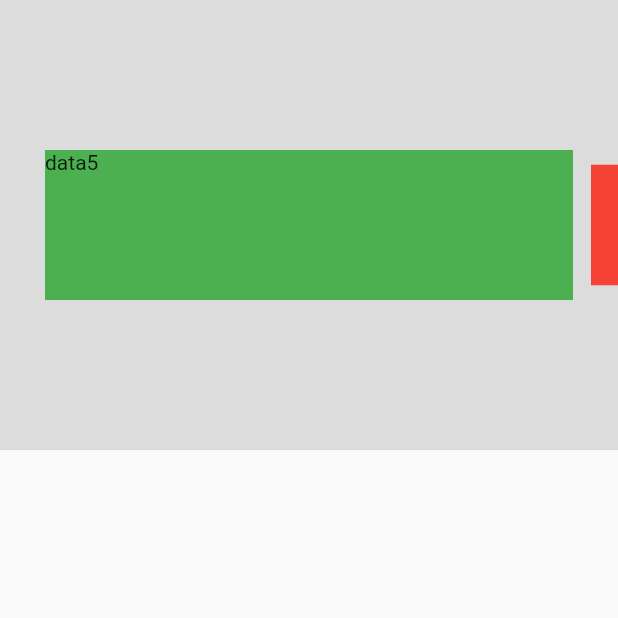
After one commit to Tecode/flutter_widget, a Flutter app: the screen it shows after launch, after a tap on "具有缩放效果的轮播图", on a phone screen of 412 x 824 dp, the top half of it. The commit adds this screen. Run offline on Flutter 3.47's test engine with Material 2 defaults, Android fonts, the phone set to English and light mode, and no system bars; our stand-ins replace audioplayers, flare_flutter, flutter_sticky_header, video_player; network calls fail.

Commit message:
缩放效果的轮播卡片

```diff
--- a/lib/flutterApp.dart
+++ b/lib/flutterApp.dart
@@ -12,6 +12,7 @@ import 'package:flutter_widget/routers/StickTab.dart';
 import 'package:flutter_widget/routers/PlatformChannel.dart';
 import 'package:flutter_widget/routers/Animationted.dart';
 import 'package:flutter_widget/routers/VideoPictureInPicture.dart';
+import 'package:flutter_widget/routers/carousel_zoom.dart';
 
 class FlutterApp extends StatelessWidget {
   @override
@@ -34,6 +35,19 @@ class FlutterApp extends StatelessWidget {
                     context,
                     MaterialPageRoute(
                         builder: (context) => const LoginVideo()));
+              },
+            ),
+            ListTile(
+              title: Text("具有缩放效果的轮播图"),
+              trailing: Icon(
+                Icons.keyboard_arrow_right,
+                color: Colors.black,
+              ),
+              onTap: () {
+                Navigator.push(
+                    context,
+                    MaterialPageRoute(
+                        builder: (context) => const CarouselZoom()));
               },
             ),
             ListTile(
--- a/lib/routers/StackNavBar.dart
+++ b/lib/routers/StackNavBar.dart
@@ -55,6 +55,7 @@ class _StackStackNavBarState extends State<StackNavBar>
             children: <Widget>[
               ListView.builder(
                 itemCount: 100,
+                padding: EdgeInsets.zero,
                 itemBuilder: (BuildContext context, int index) => Container(
                   height: 150,
                   color: Color((Random().nextDouble() * 0xFFFFFF).toInt() << 0)
--- a/lib/routers/StickTab.dart
+++ b/lib/routers/StickTab.dart
@@ -36,9 +36,7 @@ class _StickTabState extends State<StickTab> {
                   forceElevated: innerBoxIsScrolled,
                   bottom: TabBar(
                     tabs: _allPages
-                        .map<Widget>(
-                          (String value) => Tab(text: value),
-                        )
+                        .map<Widget>((String value) => Tab(text: value))
                         .toList(),
                   ),
                 ),
@@ -71,10 +69,11 @@ class _StickTabState extends State<StickTab> {
                             delegate: SliverChildBuilderDelegate(
                               (BuildContext context, int index) {
                                 return Padding(
+                                  key: ValueKey('1'),
                                   padding: const EdgeInsets.symmetric(
                                     vertical: 8.0,
                                   ),
-                                  child: Text('data'),
+                                  child: Text('data $index'),
                                 );
                               },
                               childCount: 350,
--- /dev/null
+++ b/lib/routers/carousel_zoom.dart
@@ -0,0 +1,242 @@
+import 'dart:math' as math;
+import 'package:flutter/material.dart';
+
+const _horizontalPadding = 32.0;
+const _carouselItemMargin = 8.0;
+const _horizontalDesktopPadding = 81.0;
+const _carouselHeightMin = 200.0 + 2 * _carouselItemMargin;
+const _desktopCardsPerPage = 4;
+
+class CarouselZoom extends StatefulWidget {
+  const CarouselZoom();
+  @override
+  _CarouselZoomState createState() => _CarouselZoomState();
+}
+
+class _CarouselZoomState extends State<CarouselZoom>
+    with SingleTickerProviderStateMixin {
+  AnimationController _animationController;
+
+  @override
+  void initState() {
+    super.initState();
+    _animationController = AnimationController(
+      vsync: this,
+      duration: const Duration(milliseconds: 800),
+    );
+  }
+
+  @override
+  Widget build(BuildContext context) {
+    return Scaffold(
+      body: Stack(
+        children: <Widget>[
+          Container(
+            width: MediaQuery.of(context).size.width,
+            height: 300.0,
+            color: Colors.black12,
+            child: _Carousel(
+              children: <Widget>[
+                Container(
+                  color: Colors.green,
+                  width: MediaQuery.of(context).size.width - 60,
+                  height: 100.0,
+                  child: Text('data5'),
+                ),
+                Container(
+                  color: Colors.red,
+                  width: MediaQuery.of(context).size.width - 60,
+                  height: 100.0,
+                ),
+                Container(
+                  color: Colors.blue,
+                  width: MediaQuery.of(context).size.width - 60,
+                  height: 100.0,
+                ),
+              ],
+              animationController: _animationController,
+            ),
+          ),
+        ],
+      ),
+    );
+  }
+}
+
+class _Carousel extends StatefulWidget {
+  const _Carousel({
+    Key key,
+    this.children,
+    this.animationController,
+  }) : super(key: key);
+
+  final List<Widget> children;
+  final AnimationController animationController;
+
+  @override
+  _CarouselState createState() => _CarouselState();
+}
+
+class _CarouselState extends State<_Carousel>
+    with SingleTickerProviderStateMixin {
+  PageController _controller;
+  int _currentPage = 0;
+
+  @override
+  void didChangeDependencies() {
+    super.didChangeDependencies();
+    if (_controller == null) {
+      // The viewPortFraction is calculated as the width of the device minus the
+      // padding.
+      final width = MediaQuery.of(context).size.width;
+      final padding = (_horizontalPadding * 2) - (_carouselItemMargin * 2);
+      _controller = PageController(
+        initialPage: _currentPage,
+        viewportFraction: (width - padding) / width,
+      );
+    }
+  }
+
+  @override
+  void dispose() {
+    _controller.dispose();
+    super.dispose();
+  }
+
+  Widget builder(int index) {
+    final carouselCard = AnimatedBuilder(
+      animation: _controller,
+      builder: (context, child) {
+        double value;
+        if (_controller.position.haveDimensions) {
+          value = _controller.page - index;
+        } else {
+          // If haveDimensions is false, use _currentPage to calculate value.
+          value = (_currentPage - index).toDouble();
+        }
+        // We want the peeking cards to be 160 in height and 0.38 helps
+        // achieve that.
+        value = (1 - (value.abs() * .38)).clamp(0, 1).toDouble();
+        value = Curves.easeOut.transform(value);
+
+        return Center(
+          child: Transform(
+            transform: Matrix4.diagonal3Values(1.0, value, 1.0),
+            alignment: Alignment.center,
+            child: child,
+          ),
+        );
+      },
+      child: widget.children[index],
+    );
+    return carouselCard;
+  }
+
+  @override
+  Widget build(BuildContext context) {
+    return _AnimatedCarousel(
+      child: PageView.builder(
+        // Makes integration tests possible.
+        key: const ValueKey('studyDemoList'),
+        onPageChanged: (value) {
+          setState(() {
+            _currentPage = value;
+          });
+        },
+        controller: _controller,
+        itemCount: widget.children.length,
+        itemBuilder: (context, index) => builder(index),
+        allowImplicitScrolling: true,
+      ),
+      controller: widget.animationController,
+    );
+  }
+}
+
+class _AnimatedCarouselCard extends StatelessWidget {
+  _AnimatedCarouselCard({
+    Key key,
+    @required this.child,
+    @required this.controller,
+  })  : startPaddingAnimation = Tween(
+          begin: _horizontalPadding,
+          end: 0.0,
+        ).animate(
+          CurvedAnimation(
+            parent: controller,
+            curve: const Interval(
+              0.900,
+              1.000,
+              curve: Curves.ease,
+            ),
+          ),
+        ),
+        super(key: key);
+
+  final Widget child;
+  final AnimationController controller;
+  final Animation<double> startPaddingAnimation;
+
+  @override
+  Widget build(BuildContext context) {
+    return AnimatedBuilder(
+      animation: controller,
+      builder: (context, child) {
+        return Padding(
+          padding: EdgeInsetsDirectional.only(
+            start: startPaddingAnimation.value,
+          ),
+          child: child,
+        );
+      },
+      child: child,
+    );
+  }
+}
+
+double _carouselHeight(double scaleFactor, BuildContext context) => math.max(
+    _carouselHeightMin * MediaQuery.of(context).textScaleFactor * scaleFactor,
+    _carouselHeightMin);
+
+class _AnimatedCarousel extends StatelessWidget {
+  _AnimatedCarousel({
+    Key key,
+    @required this.child,
+    @required this.controller,
+  })  : startPositionAnimation = Tween(
+          begin: 1.0,
+          end: 0.0,
+        ).animate(
+          CurvedAnimation(
+            parent: controller,
+            curve: const Interval(
+              0.200,
+              0.800,
+              curve: Curves.ease,
+            ),
+          ),
+        ),
+        super(key: key);
+
+  final Widget child;
+  final AnimationController controller;
+  final Animation<double> startPositionAnimation;
+
+  @override
+  Widget build(BuildContext context) {
+    return LayoutBuilder(builder: (context, constraints) {
+      print(_carouselHeight(.4, context));
+      return AnimatedBuilder(
+        animation: controller,
+        builder: (context, child) {
+          return child;
+        },
+        child: Container(
+          height: _carouselHeight(.4, context),
+          width: constraints.maxWidth,
+          child: child,
+        ),
+      );
+    });
+  }
+}
```
Also changed, not shown: pubspec.lock, 3 other files.
